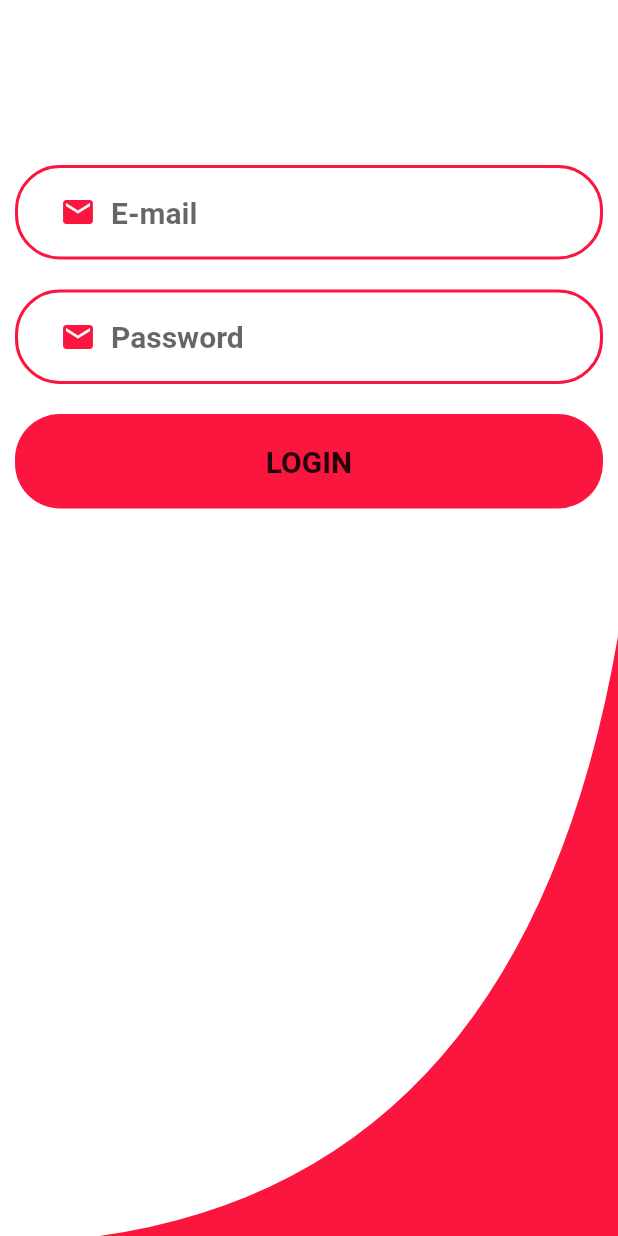
After one commit to tupizz/gym_flutter_app, a Flutter app: the SignInPage screen opened by its route, on a phone screen of 412 x 824 dp. The commit adds this screen. Run offline on Flutter 3.47's test engine with Material 2 defaults, Android fonts, the phone set to English and light mode, and no system bars; our stand-ins replace bubble_tab_indicator, flutter_html, gradient_app_bar; network calls fail; project files that could hold a hidden picture were left out.

Commit message:
gfeat: sign in page

```diff
--- /dev/null
+++ b/lib/app/pages/users/sign-in-page.dart
@@ -0,0 +1,132 @@
+import 'package:flutter/material.dart';
+
+class BottomWaveClipper extends CustomClipper<Path> {
+  @override
+  Path getClip(Size size) {
+    var path = Path();
+    path.moveTo(size.width, 0.0);
+    path.lineTo(size.width, size.height);
+    path.lineTo(0.0, size.height);
+    path.lineTo(0.0, size.height + 5);
+    var secondControlPoint = Offset(size.width - (size.width / 6), size.height);
+    var secondEndPoint = Offset(size.width, 0.0);
+    path.quadraticBezierTo(secondControlPoint.dx, secondControlPoint.dy,
+        secondEndPoint.dx, secondEndPoint.dy);
+
+    return path;
+  }
+
+  @override
+  bool shouldReclip(CustomClipper<Path> oldClipper) => false;
+}
+
+//input widget
+Widget _input(Icon icon, String hint, TextEditingController controller,
+    bool obsecure, BuildContext context) {
+  return Container(
+    //padding: EdgeInsets.only(left: 20, right: 20),
+    child: TextField(
+      controller: controller,
+      obscureText: obsecure,
+      style: TextStyle(fontSize: 20, color: Theme.of(context).primaryColor),
+      decoration: InputDecoration(
+          hintStyle: TextStyle(fontWeight: FontWeight.bold, fontSize: 20),
+          hintText: hint,
+          enabledBorder: OutlineInputBorder(
+            borderRadius: BorderRadius.circular(30),
+            borderSide: BorderSide(
+              color: Theme.of(context).primaryColor,
+              width: 2,
+            ),
+          ),
+          border: OutlineInputBorder(
+            borderRadius: BorderRadius.circular(30),
+            borderSide: BorderSide(
+              color: Theme.of(context).primaryColor,
+              width: 3,
+            ),
+          ),
+          prefixIcon: Padding(
+            child: IconTheme(
+              data: IconThemeData(color: Theme.of(context).primaryColor),
+              child: icon,
+            ),
+            padding: EdgeInsets.only(left: 30, right: 10),
+          )),
+    ),
+  );
+}
+
+class SignInPage extends StatefulWidget {
+  SignInPage({Key key}) : super(key: key);
+
+  @override
+  _SignInPageState createState() => _SignInPageState();
+}
+
+class _SignInPageState extends State<SignInPage> {
+  final GlobalKey<ScaffoldState> _scaffoldKey = new GlobalKey<ScaffoldState>();
+  TextEditingController _emailController = new TextEditingController();
+  TextEditingController _passwordController = new TextEditingController();
+  TextEditingController _nameController = new TextEditingController();
+  String _email;
+  String _password;
+  String _displayName;
+  bool _obsecure = true;
+
+  @override
+  Widget build(BuildContext context) {
+    return Scaffold(
+
+        backgroundColor: Colors.white,
+        body: Column(
+          children: <Widget>[
+            SizedBox(
+              height: 100,
+            ),
+            Padding(
+              padding: EdgeInsets.all(10),
+              child: _input(Icon(Icons.email), 'E-mail', _emailController,
+                  false, context),
+            ),
+            Padding(
+                padding: EdgeInsets.all(10.0),
+                child: _input(Icon(Icons.email), 'Password',
+                    _passwordController, _obsecure, context)),
+            Container(
+              width: double.infinity,
+              padding: EdgeInsets.all(10),
+              child: RaisedButton(
+                highlightElevation: 0.0,
+                elevation: 0.0,
+                padding: EdgeInsets.only(top: 20, bottom: 20),
+                color: Theme.of(context).primaryColor,
+                shape: RoundedRectangleBorder(
+                    borderRadius: new BorderRadius.circular(30.0)),
+                child: Text(
+                  "LOGIN",
+                  style: TextStyle(fontWeight: FontWeight.bold, fontSize: 20),
+                ),
+                onPressed: () {
+                  //function();
+                  debugPrint(
+                      '${_emailController.value.text} - ${_passwordController.value.text}');
+                },
+              ),
+            ),
+            Expanded(
+              child: Align(
+                child: ClipPath(
+                  child: Container(
+                    color: Theme.of(context).primaryColor,
+                    height: 400,
+                  ),
+                  clipper: BottomWaveClipper(),
+                ),
+                alignment: Alignment.bottomCenter,
+              ),
+            )
+          ],
+        ));
+  }
+}
--- a/lib/main.dart
+++ b/lib/main.dart
@@ -4,6 +4,7 @@ import 'package:gym_app/app/pages/splash-screen/splash_screen_page.dart';
 import './app/shared/utils/colors_utils.dart';
 import './app/pages/tabs/tabs_page.dart';
 import './app/pages/workout-detail/workout_detail_page.dart';
+import './app/pages/users/sign-in-page.dart';
 
 void main() => runApp(MyApp());
 
@@ -38,6 +39,7 @@ class MyApp extends StatelessWidget {
       routes: {
         '/': (ctx) => SplashScreenPage(),
         '/tabs': (ctx) => TabPage(),
+        '/signin': (ctx) => SignInPage(),
         WorkoutDetailPage.routeName: (ctx) => WorkoutDetailPage(),
       },
     );
```
